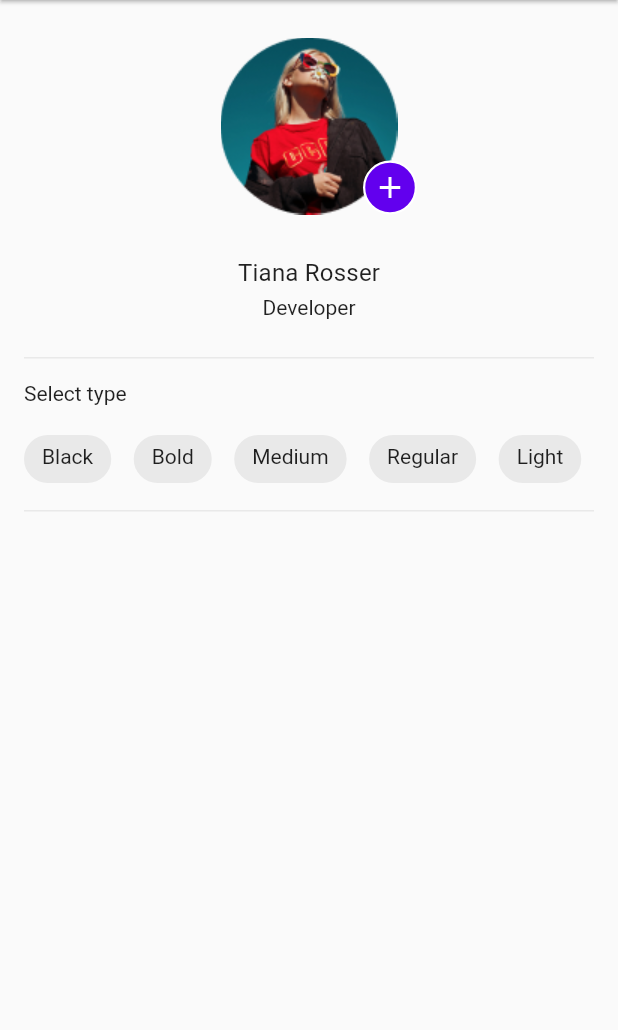
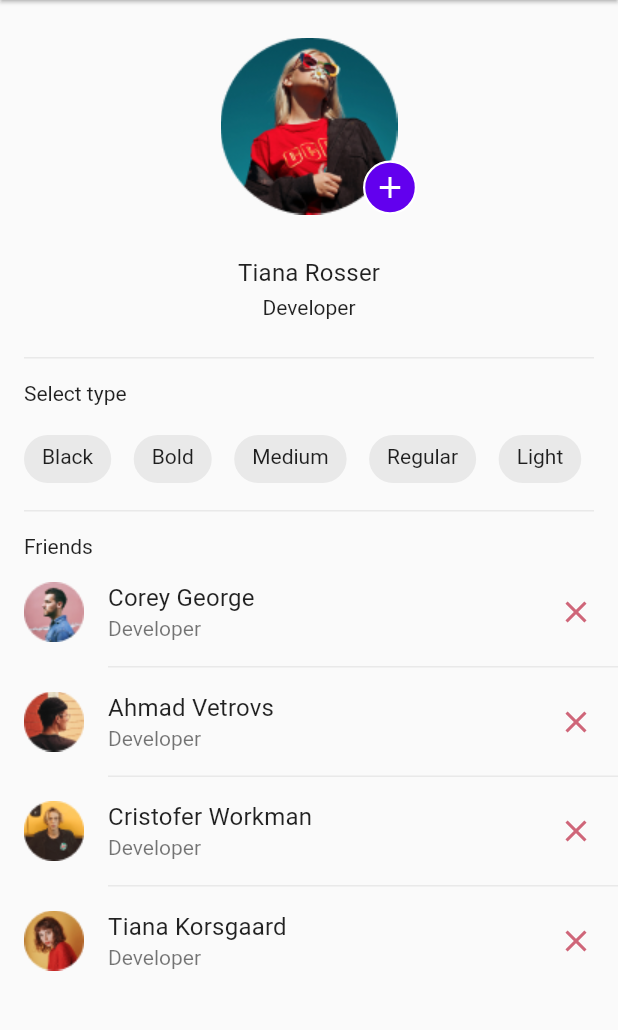
Before and after one commit to Smirnova-Olga/Profile_app, a Flutter app: the screen it shows after launch, on a phone screen of 412 x 824 dp, the part 84-1114 px from its top. Run offline on Flutter 3.47's test engine with Material 2 defaults, Android fonts, the phone set to English and light mode, and no system bars; our stand-ins replace flutter_svg; statements that could not run were skipped.

Commit message:
add friends

```diff
--- a/lib/gen/assets.gen.dart
+++ b/lib/gen/assets.gen.dart
@@ -44,6 +44,18 @@ class $AssetsImagesGen {
   /// File path: assets/images/avatar.png
   AssetGenImage get avatar => const AssetGenImage('assets/images/avatar.png');
 
+  /// File path: assets/images/avatar1.png
+  AssetGenImage get avatar1 => const AssetGenImage('assets/images/avatar1.png');
+
+  /// File path: assets/images/avatar2.png
+  AssetGenImage get avatar2 => const AssetGenImage('assets/images/avatar2.png');
+
+  /// File path: assets/images/avatar3.png
+  AssetGenImage get avatar3 => const AssetGenImage('assets/images/avatar3.png');
+
+  /// File path: assets/images/avatar4.png
+  AssetGenImage get avatar4 => const AssetGenImage('assets/images/avatar4.png');
+
   /// File path: assets/images/rectangle10.png
   AssetGenImage get rectangle10 =>
       const AssetGenImage('assets/images/rectangle10.png');
@@ -83,6 +95,10 @@ class $AssetsImagesGen {
   /// List of all assets
   List<AssetGenImage> get values => [
         avatar,
+        avatar1,
+        avatar2,
+        avatar3,
+        avatar4,
         rectangle10,
         rectangle11,
         rectangle12,
--- /dev/null
+++ b/lib/models/friend.dart
@@ -0,0 +1,13 @@
+// ignore_for_file: public_member_api_docs, sort_constructors_first
+import 'package:flutter/material.dart';
+
+class Friend {
+  String name;
+  String position;
+  String avatar;
+  Friend({
+    required this.name,
+    required this.position,
+    required this.avatar,
+  });
+}
--- a/lib/profile_screen.dart
+++ b/lib/profile_screen.dart
@@ -1,6 +1,7 @@
 import 'package:flutter/material.dart';
 import 'package:profile_app/widgets/app_bar_widget.dart';
 import 'package:profile_app/widgets/avatar_widget.dart';
+import 'package:profile_app/widgets/friends_widget.dart';
 import 'package:profile_app/widgets/name_widget.dart';
 import 'package:profile_app/widgets/select_type_widget.dart';
 
@@ -16,6 +17,7 @@ class ProfileScreen extends StatelessWidget {
           AvatarWidget(),
           NameWidget(),
           SelectTypeWidget(),
+          FriendsWidget(),
         ],
       ),
     );
--- /dev/null
+++ b/lib/widgets/friends_widget.dart
@@ -0,0 +1,71 @@
+import 'package:flutter/material.dart';
+import 'package:profile_app/models/friend.dart';
+import 'package:profile_app/theme/app_text_theme.dart';
+import 'package:profile_app/theme/colors_theme.dart';
+import 'package:profile_app/widgets/app_devider.dart';
+
+class FriendsWidget extends StatelessWidget {
+  const FriendsWidget({super.key});
+
+  @override
+  Widget build(BuildContext context) {
+    final List<Friend> friends = [
+      Friend(
+        name: 'Corey George',
+        position: 'Developer',
+        avatar: 'assets/images/avatar1.png',
+      ),
+      Friend(
+          name: 'Ahmad Vetrovs',
+          position: 'Developer',
+          avatar: 'assets/images/avatar2.png'),
+      Friend(
+          name: 'Cristofer Workman',
+          position: 'Developer',
+          avatar: 'assets/images/avatar3.png'),
+      Friend(
+          name: 'Tiana Korsgaard',
+          position: 'Developer',
+          avatar: 'assets/images/avatar4.png'),
+    ];
+    return Column(
+      crossAxisAlignment: CrossAxisAlignment.start,
+      children: [
+        const Padding(
+          padding: EdgeInsets.fromLTRB(16, 15, 0, 0),
+          child: Text(
+            'Friends',
+            style: AppTextTheme.body1,
+          ),
+        ),
+        Container(
+          padding: const EdgeInsets.only(bottom: 5),
+          height: 307,
+          child: ListView.separated(
+            itemCount: friends.length,
+            itemBuilder: (BuildContext context, int index) {
+              return ListTile(
+                leading: Image(
+                  image: AssetImage(friends[index].avatar),
+                ),
+                title: Text(friends[index].name, style: AppTextTheme.subtitle1),
+                subtitle:
+                    Text(friends[index].position, style: AppTextTheme.body2),
+                trailing: const Icon(
+                  Icons.close,
+                  color: ColorsTheme.red200,
+                ),
+              );
+            },
+            separatorBuilder: (BuildContext context, int index) {
+              return const Padding(
+                padding: EdgeInsets.only(left: 72),
+                child: AppDivider(),
+              );
+            },
+          ),
+        ),
+      ],
+    );
+  }
+}
--- a/lib/widgets/select_type_widget.dart
+++ b/lib/widgets/select_type_widget.dart
@@ -11,7 +11,7 @@ class SelectTypeWidget extends StatefulWidget {
 }
 
 class _SelectTypeWidgetState extends State<SelectTypeWidget> {
-  final List<String> selectType = [
+  final List<String> _selectType = [
     'Black',
     'Bold',
     'Medium',
@@ -36,7 +36,7 @@ class _SelectTypeWidgetState extends State<SelectTypeWidget> {
           height: 45,
           child: ListView.separated(
             scrollDirection: Axis.horizontal,
-            itemCount: selectType.length,
+            itemCount: _selectType.length,
             itemBuilder: (BuildContext context, int index) {
               return GestureDetector(
                 onTap: () {
@@ -59,7 +59,7 @@ class _SelectTypeWidgetState extends State<SelectTypeWidget> {
                     padding:
                         const EdgeInsets.symmetric(vertical: 6, horizontal: 12),
                     child: Text(
-                      selectType[index],
+                      _selectType[index],
                       style: _activeIndex == index
                           ? AppTextTheme.body2
                               .copyWith(color: ColorsTheme.voilet500)
```
Also changed, not shown: assets/images/avatar1.png (added), assets/images/avatar2.png (added), assets/images/avatar3.png (added), assets/images/avatar4.png (added).
